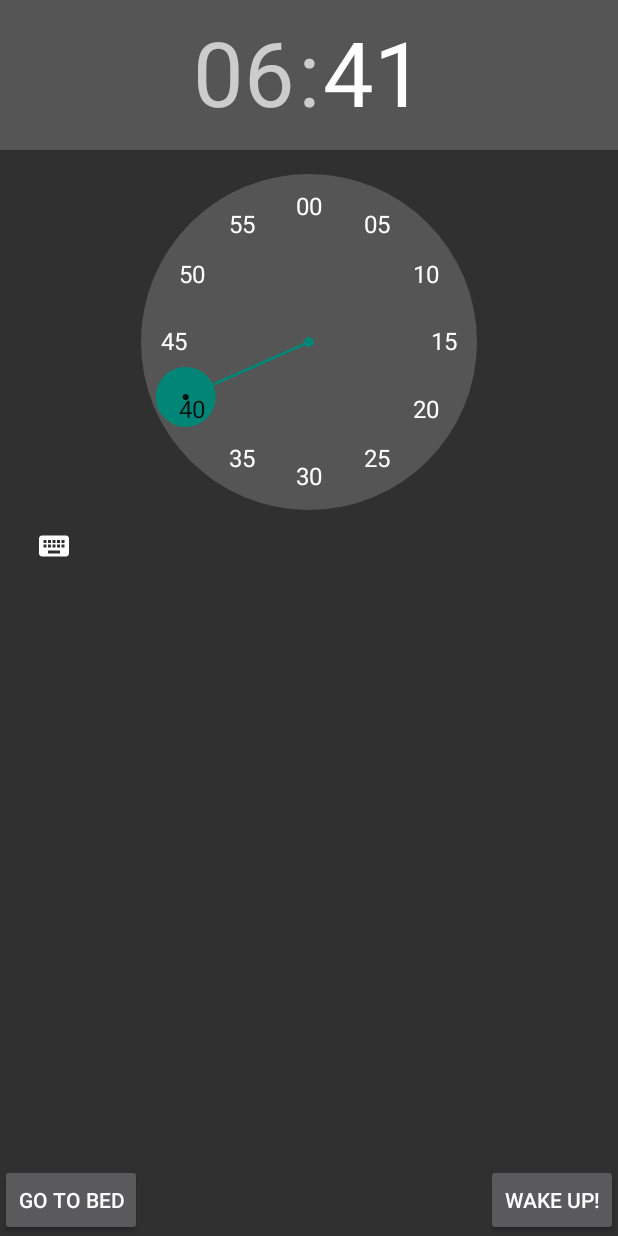
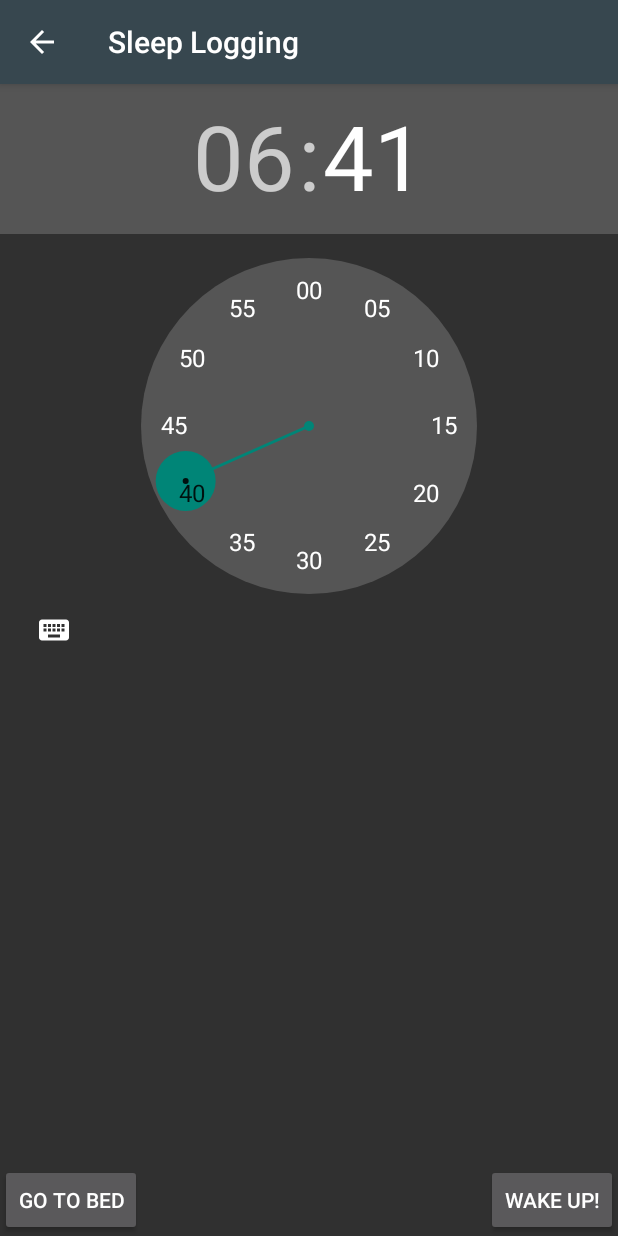
Before and after one commit to alexkahler/SleepAttention, an Android app: the SleepActivity screen opened directly, with no data from a screen before it, after a tap on "GO TO BED", on a phone screen of 412 x 824 dp. Run offline under Robolectric (Android 15) with nearby library versions, the phone set to English and light mode, and no system bars; 2 other taps on this screen came first.

Commit message:
Lots of bug fixes and polishing
Ready for testing!

```diff
--- a/app/src/main/java/dk/aau/student/b211/sleepattention/AttentionActivity.java
+++ b/app/src/main/java/dk/aau/student/b211/sleepattention/AttentionActivity.java
@@ -120,7 +120,6 @@ public class AttentionActivity extends AppCompatActivity {
                 }
 
                 textView.setText(s);
-                button.setBackgroundColor(Color.WHITE);
                 ar.insertRecord(0, new Date(), averageReactionTime);
 
             }
--- a/app/src/main/java/dk/aau/student/b211/sleepattention/SleepActivity.java
+++ b/app/src/main/java/dk/aau/student/b211/sleepattention/SleepActivity.java
@@ -3,8 +3,11 @@ package dk.aau.student.b211.sleepattention;
 import android.annotation.TargetApi;
 import android.app.AlarmManager;
 import android.app.PendingIntent;
+import android.content.Context;
 import android.content.Intent;
+import android.content.SharedPreferences;
 import android.os.Build;
+import android.preference.PreferenceManager;
 import android.support.v7.app.AppCompatActivity;
 import android.os.Bundle;
 import android.util.Log;
@@ -14,95 +17,104 @@ import android.widget.EditText;
 import android.widget.TimePicker;
 import android.widget.Toast;
 
+import java.sql.Time;
 import java.text.ParseException;
 import java.text.SimpleDateFormat;
 import java.util.Calendar;
 import java.util.Date;
 import java.util.List;
 import java.util.Locale;
+import java.util.concurrent.TimeUnit;
 
 public class SleepActivity extends AppCompatActivity {
 
 
     private AlarmManager alarmmanager;
     private TimePicker alarmtimepicker;
-    private int hours;
-    private int minutes;
     private PendingIntent pendingintent;
-    private SleepRepository sp;
-    private Date date;
+    private SleepRepository sleepRepository;
+    private Calendar currentCalendar, alarmTime;
+
 
     @Override
     protected void onCreate(Bundle savedInstanceState) {
 
         super.onCreate(savedInstanceState);
         setContentView(R.layout.activity_sleep);
-        sp = new SleepRepository(SleepActivity.this);
-        date = new Date();
 
+        sleepRepository = new SleepRepository(getApplicationContext());
         //Create an Intent to the Receiver Class
-        final Intent receiver = new Intent(getApplicationContext(), AlarmReceiver.class);
+        final Intent alarmReceiverIntent = new Intent(getApplicationContext(), AlarmReceiver.class);
         alarmmanager = (AlarmManager) getSystemService(ALARM_SERVICE);
-        final Calendar calendar = Calendar.getInstance();
+        alarmTime = Calendar.getInstance(); //Get current time to set alarm from.
+        alarmTime.clear(Calendar.SECOND);  //Sanitize seconds so alarm starts at whole minutes.
         alarmtimepicker = (TimePicker) findViewById(R.id.sleep_timepicker);
         alarmtimepicker.setIs24HourView(true);
 
         // Initializing the two Buttons in activity_sleep.xml
-        Button startsleep = (Button) findViewById(R.id.sleep_startlog_button);
-        Button endsleep = (Button) findViewById(R.id.sleep_endlog_button);
-        final SleepRepository sleepRepository = new SleepRepository(SleepActivity.this);
-        final Date date = new Date();
-//        List<Sleep> sleepList = database.getAllRecords();
-//        Log.v("MOINMOINMOIN", "HALLO HALLO HALLO");
-//        Log.v("SleepActivity", sleepList.toString());
-                // onClickListener for the two Buttons in activity_sleep.xml
-                startsleep.setOnClickListener(new View.OnClickListener() {
-
+        Button startSleep = (Button) findViewById(R.id.sleep_startlog_button);
+        startSleep.setOnClickListener(new View.OnClickListener() {
             @TargetApi(Build.VERSION_CODES.M)
-
             @Override
             public void onClick(View v) {
-                        sleepRepository.insertRecord(33.0, date, 33);
+                currentCalendar = Calendar.getInstance();
                 //Setting Calendar instance with the Hour and Minute that we have picked on the TimePicker
-                        calendar.set(Calendar.HOUR_OF_DAY, alarmtimepicker.getCurrentHour());
-                        calendar.set(Calendar.MINUTE, alarmtimepicker.getCurrentMinute());
-                        Log.e(".getCurrentHour()", "value of alarmtimepicker.getCurrentHour()=" + alarmtimepicker.getCurrentHour());
-                        Log.e(".getCurrentMinute()", "value of alarmtimepicker.getCurrentMinute()=" + alarmtimepicker.getCurrentMinute());
+                alarmTime.set(Calendar.HOUR_OF_DAY, alarmtimepicker.getCurrentHour());
+                alarmTime.set(Calendar.MINUTE, alarmtimepicker.getCurrentMinute());
+                if(alarmTime.before(currentCalendar)) { //In case that the alarm has been set for the next day.
+                    alarmTime.add(Calendar.HOUR_OF_DAY, 24);
+                }
+
+                Log.d(".getCurrentHour()", "value of alarmtimepicker.getCurrentHour()=" + alarmtimepicker.getCurrentHour());
+                Log.d(".getCurrentMinute()", "value of alarmtimepicker.getCurrentMinute()=" + alarmtimepicker.getCurrentMinute());
+
+                SharedPreferences sharedPreferences = getPreferences(Context.MODE_PRIVATE);
+                SharedPreferences.Editor preferencesEditor = sharedPreferences.edit();
+                preferencesEditor.putLong("startTime", Calendar.getInstance().getTimeInMillis());
+                preferencesEditor.apply();
 
                 //Put in extra String into Receiver Intent
                 //Tells the Clock that you have pressed the "Go to Bed" button
-                        receiver.putExtra("extra", "alarm on");
-
+                alarmReceiverIntent.putExtra("turn alarm on", true);
                 //Create a pending Intent that delays the Intent until the specified Calendar-Time
-                        pendingintent = PendingIntent.getBroadcast(SleepActivity.this, 0, receiver, PendingIntent.FLAG_UPDATE_CURRENT);
+                pendingintent = PendingIntent.getBroadcast(SleepActivity.this, 0, alarmReceiverIntent, PendingIntent.FLAG_UPDATE_CURRENT);
 
                 //Set the AlarmManager
-                        alarmmanager.set(AlarmManager.RTC_WAKEUP, calendar.getTimeInMillis(), pendingintent);
+                alarmmanager.set(AlarmManager.RTC_WAKEUP, alarmTime.getTimeInMillis(), pendingintent);
+
+                //Show a message to user, stating time to alarm goes off.
+                long millis = alarmTime.getTimeInMillis() - currentCalendar.getTimeInMillis();
+                String message = String.format(new Locale("da", "DK"), "Alarm set to %02d:%02d:%02d from now.", //TODO: Use Strings resources for localization.
+                    TimeUnit.MILLISECONDS.toHours(millis),
+                    TimeUnit.MILLISECONDS.toMinutes(millis) % TimeUnit.HOURS.toMinutes(1),
+                    TimeUnit.MILLISECONDS.toSeconds(millis) % TimeUnit.MINUTES.toSeconds(1));
+                Toast.makeText(getApplicationContext(), message, Toast.LENGTH_SHORT).show();
             }
         });
 
-        endsleep.setOnClickListener(new View.OnClickListener() {
+        Button endSleep = (Button) findViewById(R.id.sleep_endlog_button);
+        endSleep.setOnClickListener(new View.OnClickListener() {
             @Override
             public void onClick(View v) {
                 //Put in extra String into Receiver Intent
                 //Tells the clock that you have pressed the "Wake Up" button
-                receiver.putExtra("extra", "alarm off");
+                alarmReceiverIntent.putExtra("turn alarm on", false);
                 //Stop the Ringtone
-                sendBroadcast(receiver);
+                sendBroadcast(alarmReceiverIntent);
                 alarmmanager.cancel(pendingintent);
+
+                currentCalendar = Calendar.getInstance();
+                long endTime = currentCalendar.getTimeInMillis();
+                long duration = endTime - getPreferences(Context.MODE_PRIVATE).getLong("startTime",0);
+                sleepRepository.insertRecord(duration, currentCalendar.getTime(), 0);
+
+                //Show a message to user stating time slept.
+                String message = String.format(new Locale("da", "DK"), "Logging stopped! You've slept for %02d:%02d:%02d.", //TODO: Use Strings resources for localization.
+                        TimeUnit.MILLISECONDS.toHours(duration),
+                        TimeUnit.MILLISECONDS.toMinutes(duration) % TimeUnit.HOURS.toMinutes(1),
+                        TimeUnit.MILLISECONDS.toSeconds(duration) % TimeUnit.MINUTES.toSeconds(1));
+                Toast.makeText(getApplicationContext(), message, Toast.LENGTH_SHORT).show();
             }
         });
-
-//        morningButton.setOnClickListener(new View.OnClickListener() {
-//            @Override
-//            public void onClick(View v) {
-//
-//                sp.insertRecord(1, date, 45);
-//                Toast.makeText(getApplicationContext(), "Saved to DB!", Toast.LENGTH_LONG).show();
-//                System.out.println(date.toString());
-//
-//           }
-//        });
-
     }
 }
--- a/app/src/main/res/values/colors.xml
+++ b/app/src/main/res/values/colors.xml
@@ -1,6 +1,6 @@
 <?xml version="1.0" encoding="utf-8"?>
 <resources>
-    <color name="colorPrimary">#3f51b5</color>
-    <color name="colorPrimaryDark">#121b55</color>
-    <color name="colorAccent">#FF4081</color>
+    <color name="colorPrimary">#37474f</color>
+    <color name="colorPrimaryDark">#263238</color>
+    <color name="colorAccent">#009688</color>
 </resources>
--- a/app/src/main/res/values/styles.xml
+++ b/app/src/main/res/values/styles.xml
@@ -1,7 +1,7 @@
 <resources>
 
     <!-- Base application theme. -->
-    <style name="AppTheme" parent="Theme.AppCompat.NoActionBar">
+    <style name="AppTheme" parent="Theme.AppCompat">
         <!-- Customize your theme here. -->
         <item name="colorPrimary">@color/material_blue_grey_800</item>
         <item name="colorPrimaryDark">@color/material_blue_grey_900</item>
@@ -10,7 +10,7 @@
 
     </style>
 
-    <style name="AppTheme.NoActionBar">
+    <style name="AppTheme.NoActionBar" parent="Theme.AppCompat.NoActionBar">
         <item name="windowActionBar">false</item>
         <item name="windowNoTitle">true</item>
     </style>
```
Also changed, not shown: app/src/main/java/dk/aau/student/b211/sleepattention/AlarmReceiver.java (+4 -5 lines), app/src/main/java/dk/aau/student/b211/sleepattention/AttentionRepository.java (+13 -3 lines), app/src/main/java/dk/aau/student/b211/sleepattention/HomeActivity.java (+50 -4 lines), app/src/main/java/dk/aau/student/b211/sleepattention/RingtoneService.java (+24 -38 lines), app/src/main/java/dk/aau/student/b211/sleepattention/SleepRepository.java (+18 -5 lines), app/src/main/java/dk/aau/student/b211/sleepattention/StatisticsActivity.java (+44 -40 lines), app/src/main/res/layout/activity_home.xml (+48 -21 lines), app/src/main/res/layout/activity_statistics.xml (+9 -5 lines). Lines whose indentation alone changed are shown as unchanged.
